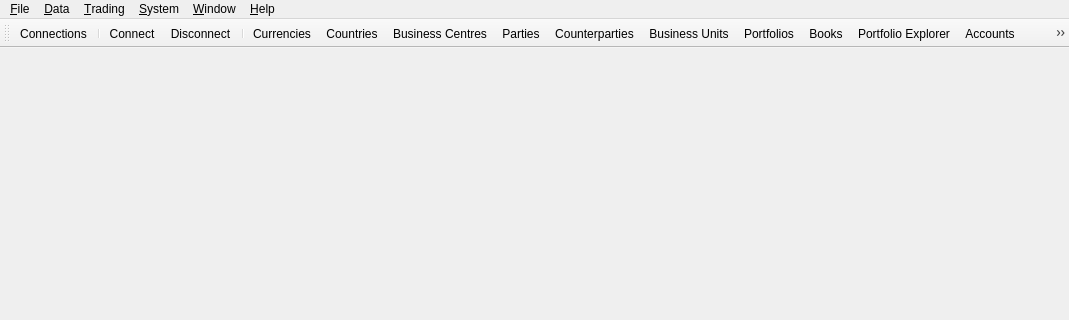
Qt form projects/ores.qt/ui/MainWindow.ui (OreStudio/OreStudio) before a commit; both pictures show x 0 to 1069 and y 0 to 320 of the 1069 by 672 pixel window.
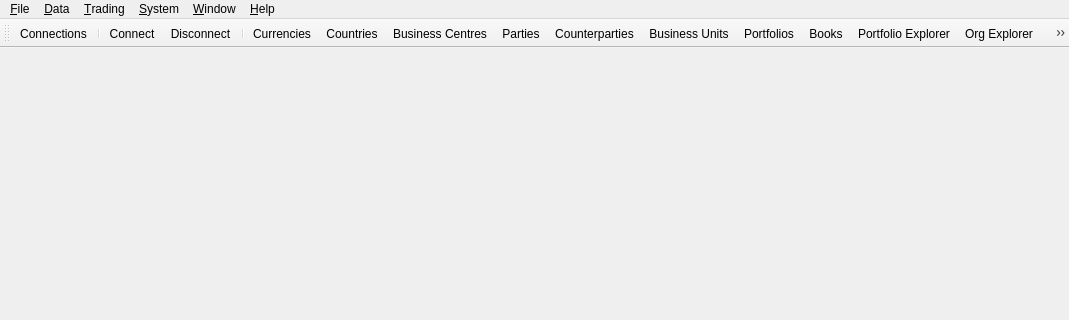
The same form after that commit.

Commit message:
[qt] Add OrgExplorer MDI window for organisational hierarchy
Add an organisational explorer window showing the Party →
BusinessUnit (recursive) → Book hierarchy. Books without an
owner_unit_id are grouped under a synthetic "(Unassigned)" node.
The window subscribes to business_unit_changed and book_changed
events and marks itself stale on any change. Also adds openEdit()
and openHistory() public methods to BusinessUnitController, and
wires the new window into MainWindow via ActionOrgExplorer.

```diff
--- a/projects/ores.qt/ui/MainWindow.ui
+++ b/projects/ores.qt/ui/MainWindow.ui
@@ -223,6 +223,7 @@
    <addaction name="ActionPortfolios"/>
    <addaction name="ActionBooks"/>
    <addaction name="ActionPortfolioExplorer"/>
+   <addaction name="ActionOrgExplorer"/>
    <addaction name="ActionAccounts"/>
    <addaction name="ActionTenants"/>
    <addaction name="ActionFeatureFlags"/>
@@ -568,6 +569,14 @@
     <string>Open Portfolio Explorer</string>
    </property>
   </action>
+  <action name="ActionOrgExplorer">
+   <property name="text">
+    <string>&amp;Org Explorer</string>
+   </property>
+   <property name="toolTip">
+    <string>Open Organisational Explorer</string>
+   </property>
+  </action>
   <action name="ActionBusinessUnitTypes">
    <property name="text">
     <string>Business Unit &amp;Types</string>
```
Left out of the diff: 1 changed line with no effect on the pictures. The commit also changes 8 other files.
